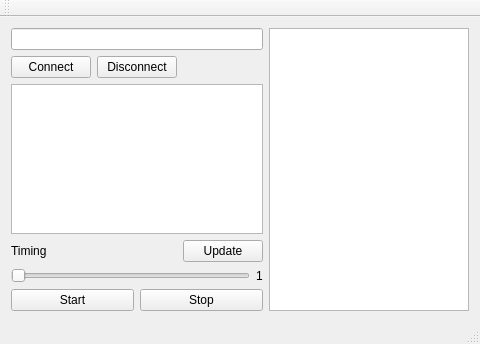
The window that QtTcpClientConsumer/mainwindow.ui (Dojak220/Projeto03) describes before a commit, drawn with Qt 5.
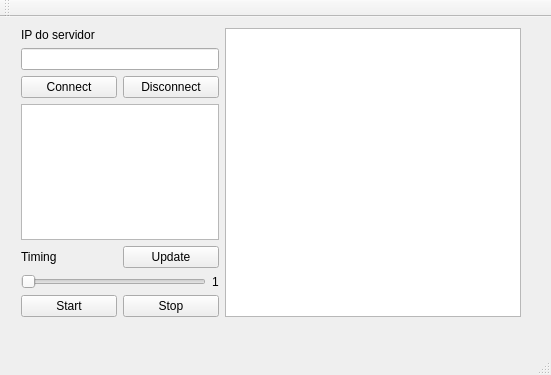
The same window after the commit.

```diff
--- a/QtTcpClientConsumer/mainwindow.ui
+++ b/QtTcpClientConsumer/mainwindow.ui
@@ -6,19 +6,55 @@
    <rect>
     <x>0</x>
     <y>0</y>
-    <width>480</width>
-    <height>344</height>
+    <width>551</width>
+    <height>375</height>
    </rect>
   </property>
   <property name="windowTitle">
    <string>MainWindow</string>
   </property>
   <widget class="QWidget" name="centralWidget">
-   <layout class="QGridLayout" name="gridLayout">
-    <item row="0" column="2" rowspan="6">
-     <widget class="QListWidget" name="listWidget_2"/>
-    </item>
-    <item row="1" column="0">
+   <property name="minimumSize">
+    <size>
+     <width>538</width>
+     <height>303</height>
+    </size>
+   </property>
+   <property name="maximumSize">
+    <size>
+     <width>538</width>
+     <height>16777215</height>
+    </size>
+   </property>
+   <widget class="QWidget" name="">
+    <property name="geometry">
+     <rect>
+      <x>10</x>
+      <y>0</y>
+      <width>522</width>
+      <height>311</height>
+     </rect>
+    </property>
+    <layout class="QHBoxLayout" name="horizontalLayout_6" stretch="40,60">
+     <item>
+      <layout class="QVBoxLayout" name="verticalLayout_2">
+       <item>
+        <layout class="QVBoxLayout" name="verticalLayout">
+         <item>
+          <widget class="QLabel" name="label_3">
+           <property name="text">
+            <string>IP do servidor</string>
+           </property>
+          </widget>
+         </item>
+         <item>
+          <widget class="QLineEdit" name="setIP"/>
+         </item>
+        </layout>
+       </item>
+       <item>
+        <layout class="QHBoxLayout" name="horizontalLayout_4">
+         <item>
      <layout class="QHBoxLayout" name="horizontalLayout">
       <item>
        <widget class="QPushButton" name="pushButton_2">
@@ -36,37 +72,30 @@
       </item>
      </layout>
     </item>
-    <item row="1" column="1">
-     <spacer name="horizontalSpacer">
-      <property name="orientation">
-       <enum>Qt::Horizontal</enum>
-      </property>
-      <property name="sizeHint" stdset="0">
-       <size>
-        <width>72</width>
-        <height>20</height>
-       </size>
-      </property>
-     </spacer>
-    </item>
-    <item row="2" column="0" colspan="2">
-     <widget class="QListWidget" name="listWidget"/>
-    </item>
-    <item row="3" column="0">
+        </layout>
+       </item>
+       <item>
+        <widget class="QListView" name="listViewIP"/>
+       </item>
+       <item>
+        <layout class="QHBoxLayout" name="horizontalLayout_3">
+         <item>
      <widget class="QLabel" name="label_2">
       <property name="text">
        <string>Timing</string>
       </property>
      </widget>
     </item>
-    <item row="3" column="1">
-     <widget class="QPushButton" name="pushButton_4">
+         <item>
+          <widget class="QPushButton" name="pushButtonUpdate">
       <property name="text">
        <string>Update</string>
       </property>
      </widget>
     </item>
-    <item row="4" column="0" colspan="2">
+        </layout>
+       </item>
+       <item>
      <layout class="QHBoxLayout" name="horizontalLayout_2">
       <item>
        <widget class="QSlider" name="horizontalSlider">
@@ -84,17 +113,17 @@
       </item>
      </layout>
     </item>
-    <item row="5" column="0" colspan="2">
-     <layout class="QHBoxLayout" name="horizontalLayout_3">
       <item>
-       <widget class="QPushButton" name="pushButtonGet">
+        <layout class="QHBoxLayout" name="horizontalLayout_5">
+         <item>
+          <widget class="QPushButton" name="pushButtonStart">
         <property name="text">
          <string>Start</string>
         </property>
        </widget>
       </item>
       <item>
-       <widget class="QPushButton" name="pushButton_3">
+          <widget class="QPushButton" name="pushButtonStop">
         <property name="text">
          <string>Stop</string>
         </property>
@@ -102,10 +131,13 @@
       </item>
      </layout>
     </item>
-    <item row="0" column="0" colspan="2">
-     <widget class="QLineEdit" name="lineEdit"/>
-    </item>
-   </layout>
+      </layout>
+     </item>
+     <item>
+      <widget class="QListWidget" name="Grafico"/>
+     </item>
+    </layout>
+   </widget>
   </widget>
   <widget class="QMenuBar" name="menuBar">
    <property name="geometry">
```
Left out of the diff: 10 changed lines with no effect on the pictures. Lines whose indentation alone changed are shown as unchanged.
